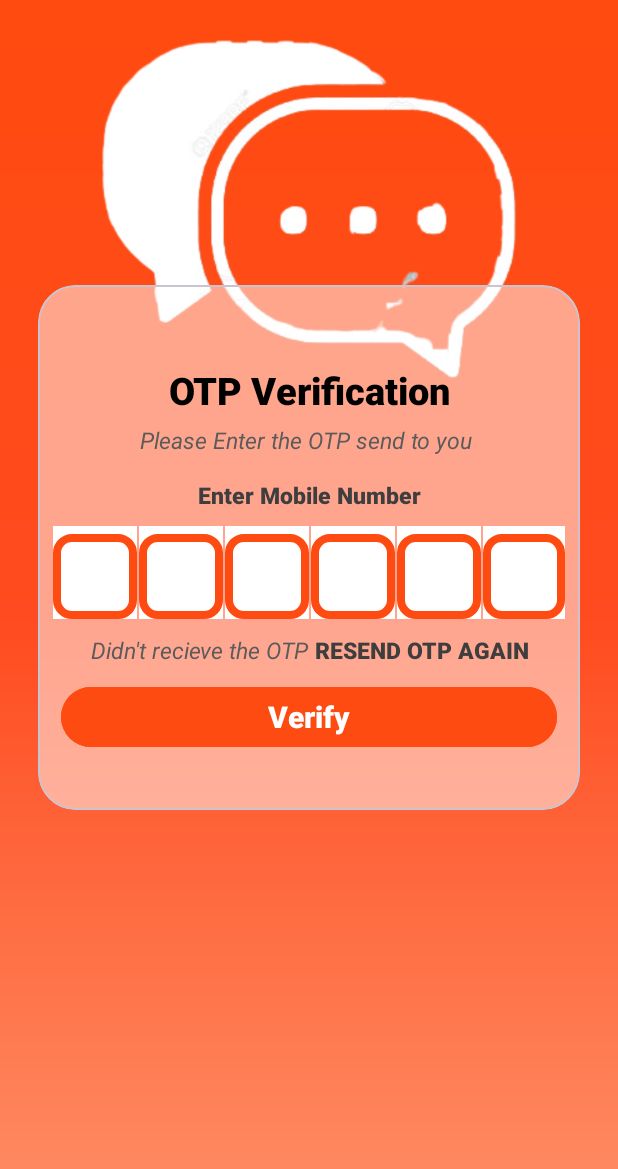
After one commit to DeepanshuMittal89/My_Fitness, an Android app: the otp screen opened directly, with no data from a screen before it, on a phone screen of 412 x 824 dp. The commit adds this screen. Shown: the top 1169 px of the screen. Run offline under Robolectric (Android 15) with nearby library versions, the phone set to English and light mode, and no system bars.

Commit message:
addition of verification layout

```diff
--- /dev/null
+++ b/app/src/main/java/com/example/myfitness/otp.kt
@@ -0,0 +1,11 @@
+package com.example.myfitness
+
+import androidx.appcompat.app.AppCompatActivity
+import android.os.Bundle
+
+class otp : AppCompatActivity() {
+    override fun onCreate(savedInstanceState: Bundle?) {
+        super.onCreate(savedInstanceState)
+        setContentView(R.layout.activity_otp)
+    }
+}
--- /dev/null
+++ b/app/src/main/res/drawable/mob_bg.xml
@@ -0,0 +1,9 @@
+<?xml version="1.0" encoding="utf-8"?>
+<shape xmlns:android="http://schemas.android.com/apk/res/android"
+    android:shape="rectangle">
+    <corners android:radius="10sp"></corners>
+    <stroke android:color="@color/orange"
+        android:width="5sp">
+    </stroke>
+
+</shape>
--- /dev/null
+++ b/app/src/main/res/layout/activity_otp.xml
@@ -0,0 +1,227 @@
+<?xml version="1.0" encoding="utf-8"?>
+<LinearLayout xmlns:android="http://schemas.android.com/apk/res/android"
+    xmlns:app="http://schemas.android.com/apk/res-auto"
+    xmlns:tools="http://schemas.android.com/tools"
+    android:layout_width="match_parent"
+    android:layout_height="match_parent"
+    tools:context=".SignUp"
+    android:background="@drawable/splash_bg"
+    android:orientation="vertical">
+
+    <ImageView
+        android:layout_width="wrap_content"
+        android:layout_height="wrap_content"
+        android:layout_marginTop="-110sp"
+        android:layout_marginBottom="-450dp"
+        android:src="@drawable/message"></ImageView>
+
+    <com.google.android.material.card.MaterialCardView
+        android:layout_width="match_parent"
+        android:layout_height="350sp"
+        android:layout_marginHorizontal="25sp"
+        android:layout_gravity="center"
+        app:cardCornerRadius="25dp"
+        android:layout_marginTop="250sp"
+        android:backgroundTint="#80FFFFFF">
+        <LinearLayout
+            android:layout_width="match_parent"
+            android:layout_height="wrap_content"
+            android:layout_gravity="center"
+            android:orientation="vertical">
+            <TextView
+                android:layout_width="match_parent"
+                android:layout_height="wrap_content"
+                android:text="OTP Verification"
+                android:textAlignment="center"
+                android:textStyle="bold"
+                android:textSize="25sp"
+                android:layout_marginTop="15sp"
+                android:fontFamily="sans-serif-black"
+                android:textColor="@color/black">
+            </TextView>
+
+            <TextView
+                android:layout_width="match_parent"
+                android:layout_height="wrap_content"
+                android:text="Please Enter the OTP send to you "
+                android:textAlignment="center"
+                android:textStyle="italic"
+                android:textSize="15sp"
+                android:layout_marginTop="5sp"
+                android:layout_marginHorizontal="15sp"
+                android:fontFamily="sans-serif"
+                android:textColor="#5b5b5b">
+            </TextView>
+
+            <TextView
+                android:layout_width="match_parent"
+                android:layout_height="wrap_content"
+                android:text="Enter Mobile Number"
+                android:textAlignment="center"
+                android:textStyle="bold"
+                android:textSize="15sp"
+                android:layout_marginTop="15sp"
+                android:layout_marginHorizontal="15sp"
+                android:fontFamily="sans-serif-medium"
+                android:textColor="#3e3e3e">
+            </TextView>
+
+            <LinearLayout
+                android:layout_width="match_parent"
+                android:layout_height="wrap_content"
+                android:layout_marginHorizontal="10sp"
+                android:orientation="horizontal">
+                <com.google.android.material.textfield.TextInputLayout
+                    android:layout_width="wrap_content"
+                    android:layout_height="wrap_content"
+                    android:layout_marginVertical="10sp"
+                    android:background="@color/white"
+                    style="@style/ThemeOverlay.Material3.AutoCompleteTextView.OutlinedBox">
+                    <androidx.appcompat.widget.AppCompatEditText
+                        android:layout_width="match_parent"
+                        android:layout_height="wrap_content"
+                        android:inputType="textCapSentences"
+                        android:textColor="@color/black"
+                        android:background="@drawable/mob_bg"
+                        android:textColorHint="@color/orange"
+                        >
+
+                    </androidx.appcompat.widget.AppCompatEditText>
+                </com.google.android.material.textfield.TextInputLayout>
+                <com.google.android.material.textfield.TextInputLayout
+                    android:layout_width="wrap_content"
+                    android:layout_height="wrap_content"
+                    android:layout_marginVertical="10sp"
+                    android:background="@color/white"
+                    android:layout_marginLeft="1sp"
+                    style="@style/ThemeOverlay.Material3.AutoCompleteTextView.OutlinedBox">
+                    <androidx.appcompat.widget.AppCompatEditText
+                        android:layout_width="match_parent"
+                        android:layout_height="wrap_content"
+                        android:inputType="textCapSentences"
+                        android:textColor="@color/black"
+                        android:background="@drawable/mob_bg"
+                        android:textColorHint="@color/orange"
+                        >
+
+                    </androidx.appcompat.widget.AppCompatEditText>
+                </com.google.android.material.textfield.TextInputLayout>
+                <com.google.android.material.textfield.TextInputLayout
+                    android:layout_width="wrap_content"
+                    android:layout_height="wrap_content"
+                    android:layout_marginVertical="10sp"
+                    android:background="@color/white"
+                    android:layout_marginLeft="1sp"
+                    style="@style/ThemeOverlay.Material3.AutoCompleteTextView.OutlinedBox">
+                    <androidx.appcompat.widget.AppCompatEditText
+                        android:layout_width="match_parent"
+                        android:layout_height="wrap_content"
+                        android:inputType="textCapSentences"
+                        android:textColor="@color/black"
+                        android:background="@drawable/mob_bg"
+                        android:textColorHint="@color/orange"
+                        >
+
+                    </androidx.appcompat.widget.AppCompatEditText>
+                </com.google.android.material.textfield.TextInputLayout>
+                <com.google.android.material.textfield.TextInputLayout
+                    android:layout_width="wrap_content"
+                    android:layout_height="wrap_content"
+                    android:layout_marginVertical="10sp"
+                    android:background="@color/white"
+                    android:layout_marginLeft="1sp"
+                    style="@style/ThemeOverlay.Material3.AutoCompleteTextView.OutlinedBox">
+                    <androidx.appcompat.widget.AppCompatEditText
+                        android:layout_width="match_parent"
+                        android:layout_height="wrap_content"
+                        android:inputType="textCapSentences"
+                        android:textColor="@color/black"
+                        android:background="@drawable/mob_bg"
+                        android:textColorHint="@color/orange"
+                        >
+
+                    </androidx.appcompat.widget.AppCompatEditText>
+                </com.google.android.material.textfield.TextInputLayout>
+                <com.google.android.material.textfield.TextInputLayout
+                    android:layout_width="wrap_content"
+                    android:layout_height="wrap_content"
+                    android:layout_marginVertical="10sp"
+                    android:background="@color/white"
+                    android:layout_marginLeft="1sp"
+                    style="@style/ThemeOverlay.Material3.AutoCompleteTextView.OutlinedBox">
+                    <androidx.appcompat.widget.AppCompatEditText
+                        android:layout_width="match_parent"
+                        android:layout_height="wrap_content"
+                        android:inputType="textCapSentences"
+                        android:textColor="@color/black"
+                        android:background="@drawable/mob_bg"
+                        android:textColorHint="@color/orange"
+                        >
+
+                    </androidx.appcompat.widget.AppCompatEditText>
+                </com.google.android.material.textfield.TextInputLayout>
+                <com.google.android.material.textfield.TextInputLayout
+                    android:layout_width="wrap_content"
+                    android:layout_height="wrap_content"
+                    android:layout_marginVertical="10sp"
+                    android:background="@color/white"
+                    android:layout_marginLeft="1sp"
+                    style="@style/ThemeOverlay.Material3.AutoCompleteTextView.OutlinedBox">
+                    <androidx.appcompat.widget.AppCompatEditText
+                        android:layout_width="match_parent"
+                        android:layout_height="wrap_content"
+                        android:inputType="textCapSentences"
+                        android:textColor="@color/black"
+                        android:background="@drawable/mob_bg"
+                        android:textColorHint="@color/orange"
+                        >
+
+                    </androidx.appcompat.widget.AppCompatEditText>
+                </com.google.android.material.textfield.TextInputLayout>
+
+            </LinearLayout>
+
+            <LinearLayout
+                android:layout_width="match_parent"
+                android:layout_height="wrap_content"
+                android:gravity="center"
+                android:layout_marginBottom="10sp"
+                android:orientation="horizontal">
+                <TextView
+                    android:layout_width="wrap_content"
+                    android:layout_height="wrap_content"
+                    android:text="Didn't recieve the OTP "
+                    android:textAlignment="center"
+                    android:textStyle="italic"
+                    android:textSize="15sp"
+                    android:fontFamily="sans-serif"
+                    android:textColor="#5b5b5b">
+                </TextView>
+                <TextView
+                    android:layout_width="wrap_content"
+                    android:layout_height="wrap_content"
+                    android:text="RESEND OTP AGAIN"
+                    android:textAlignment="center"
+                    android:textSize="15sp"
+                    android:fontFamily="sans-serif-black"
+                    android:textColor="#3e3e3e">
+                </TextView>
+            </LinearLayout>
+
+            <Button
+                android:layout_width="match_parent"
+                android:layout_height="wrap_content"
+                android:layout_marginHorizontal="15sp"
+                android:backgroundTint="@color/orange"
+                android:textColorHint="@color/white"
+                android:text="Verify"
+                android:textStyle="bold"
+                android:textSize="20sp">
+            </Button>
+
+
+
+        </LinearLayout>
+    </com.google.android.material.card.MaterialCardView>
+
+</LinearLayout>
--- a/app/src/main/res/values/colors.xml
+++ b/app/src/main/res/values/colors.xml
@@ -2,4 +2,5 @@
 <resources>
     <color name="black">#FF000000</color>
     <color name="white">#FFFFFFFF</color>
+    <color name="orange">#FFFE4B11</color>
 </resources>
```
Also changed, not shown: app/src/main/AndroidManifest.xml (+10 -4 lines), app/src/main/java/com/example/myfitness/SignUp.kt (added, +11 -0 lines), app/src/main/res/layout/activity_sign_up.xml (added, +104 -0 lines), app/src/main/res/drawable/logo_myfitness.png (added), app/src/main/res/drawable/message.png (added), app/src/main/res/drawable/plane.png (added).
